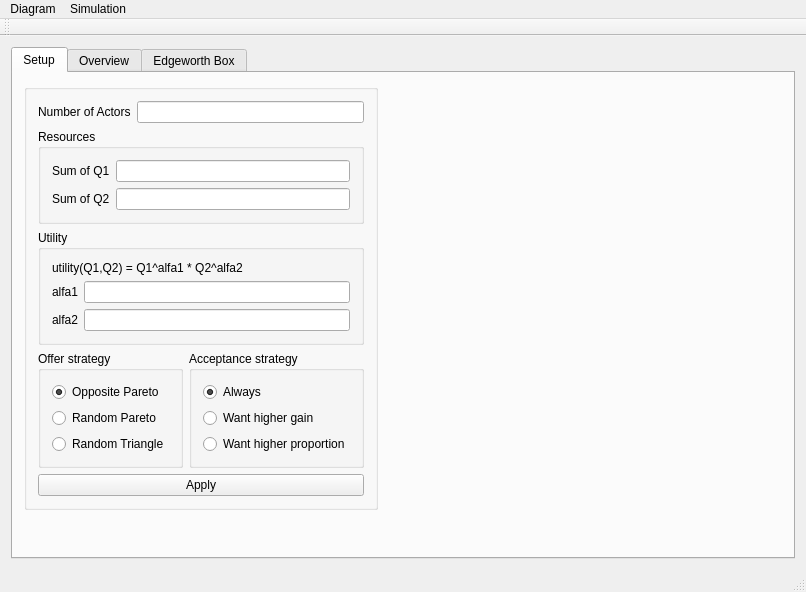
Qt form code/app/MarketPlayer/mainwindow.ui (kottalovag/marketplayer) before a commit.
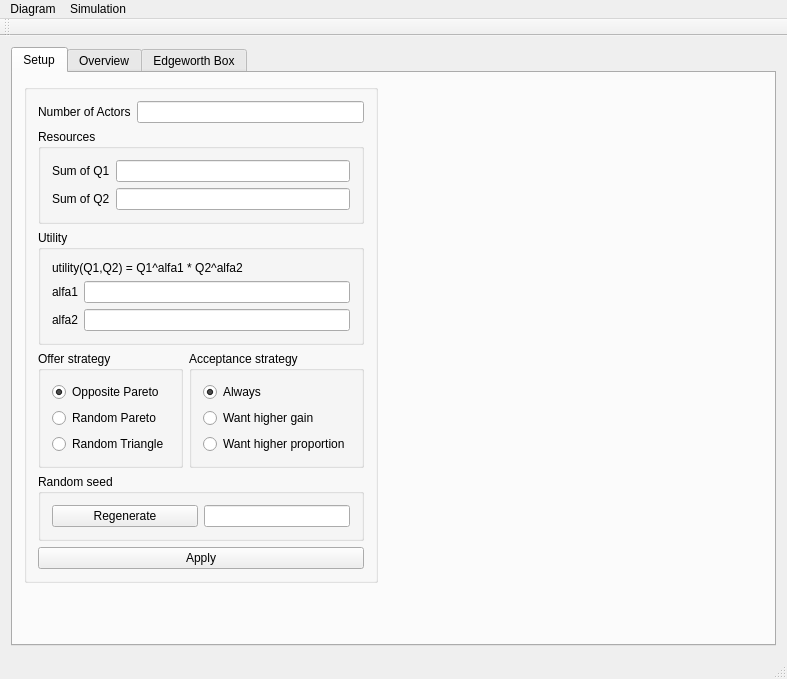
The same form after that commit. The open tabs and pages were chosen to show the change. Custom widgets are drawn as their Qt base class.

Commit message: [m] the simulation is reproducible via random seeding

```diff
--- a/code/app/MarketPlayer/mainwindow.ui
+++ b/code/app/MarketPlayer/mainwindow.ui
@@ -6,8 +6,8 @@
    <rect>
     <x>0</x>
     <y>0</y>
-    <width>806</width>
-    <height>592</height>
+    <width>787</width>
+    <height>679</height>
    </rect>
   </property>
   <property name="windowTitle">
@@ -264,6 +264,38 @@
                </item>
               </layout>
              </item>
+             <item>
+              <widget class="QGroupBox" name="groupBoxRandomSeed">
+               <property name="title">
+                <string>Random seed</string>
+               </property>
+               <layout class="QHBoxLayout" name="horizontalLayout_3">
+                <item>
+                 <widget class="QPushButton" name="pushButtonRegenerateSeed">
+                  <property name="sizePolicy">
+                   <sizepolicy hsizetype="Preferred" vsizetype="Fixed">
+                    <horstretch>0</horstretch>
+                    <verstretch>0</verstretch>
+                   </sizepolicy>
+                  </property>
+                  <property name="text">
+                   <string>Regenerate</string>
+                  </property>
+                 </widget>
+                </item>
+                <item>
+                 <widget class="QLineEdit" name="lineEditSeed">
+                  <property name="sizePolicy">
+                   <sizepolicy hsizetype="Preferred" vsizetype="Fixed">
+                    <horstretch>0</horstretch>
+                    <verstretch>0</verstretch>
+                   </sizepolicy>
+                  </property>
+                 </widget>
+                </item>
+               </layout>
+              </widget>
+             </item>
              <item>
               <widget class="QPushButton" name="pushButtonApply">
                <property name="text">
@@ -675,7 +707,7 @@
     <rect>
      <x>0</x>
      <y>0</y>
-     <width>806</width>
+     <width>787</width>
      <height>21</height>
     </rect>
    </property>
```
Left out of the diff: 2 changed lines with no effect on the pictures. The commit also changes 4 other files.
